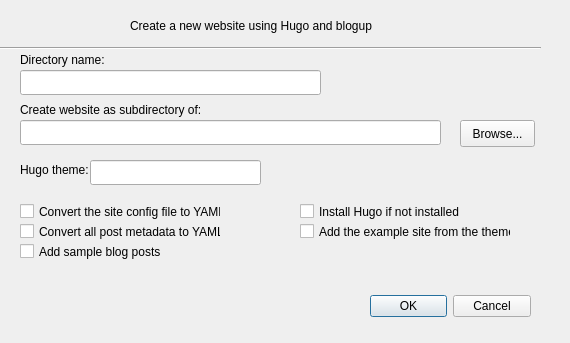
lzxqaq/blogup, file src/plugins/coreplugin/src/newsitedialog.ui: the form before one commit.
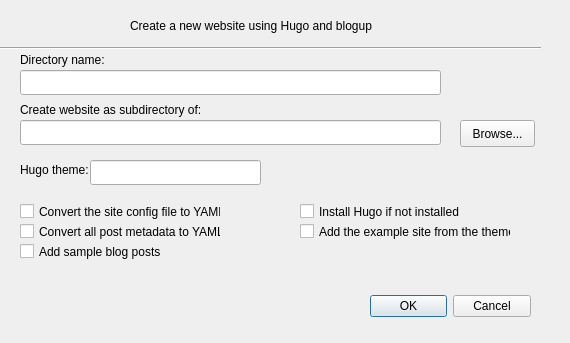
The form after the commit.

The edit to the form file:
```diff
--- a/src/plugins/coreplugin/src/newsitedialog.ui
+++ b/src/plugins/coreplugin/src/newsitedialog.ui
@@ -73,7 +73,7 @@
     <rect>
      <x>20</x>
      <y>70</y>
-     <width>301</width>
+     <width>421</width>
      <height>25</height>
     </rect>
    </property>
```
Left out of the diff: 24 changed lines with no effect on the pictures.
